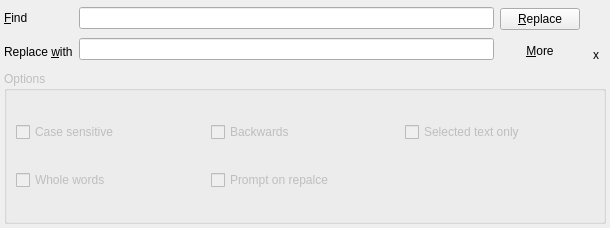
Before: the Qt Designer form tools/qtsourceview/demos/demo5/replaceform.ui in diegoiast/qtsourceview, drawn with Qt 5.
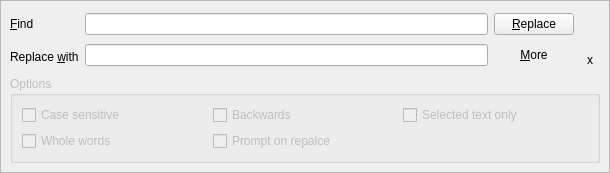
After: the same form once the commit is applied.

Commit message: - *.ui : main widgets are borderd inside a QFrame, lets see if this looks better on windows  - QsvTextOperationsWidget: when showing the search window, select all text. This when when use starts typing old text is deleted.  - QsvTextEditor: file name is saved inside new(), open()  - QsvTextEditor: file system watcher is working now. You get announced when the file is modified, or deleted.  - QsvTextEditor: clicking on labels in the message bar does something

Patch:
```diff
--- a/tools/qtsourceview/demos/demo5/replaceform.ui
+++ b/tools/qtsourceview/demos/demo5/replaceform.ui
@@ -7,9 +7,15 @@
     <x>0</x>
     <y>0</y>
     <width>610</width>
-    <height>228</height>
+    <height>173</height>
    </rect>
   </property>
+  <property name="sizePolicy">
+   <sizepolicy hsizetype="Preferred" vsizetype="MinimumExpanding">
+    <horstretch>0</horstretch>
+    <verstretch>0</verstretch>
+   </sizepolicy>
+  </property>
   <property name="windowTitle">
    <string>Form</string>
   </property>
@@ -20,9 +26,30 @@
    <property name="spacing">
     <number>-1</number>
    </property>
+   <property name="sizeConstraint">
+    <enum>QLayout::SetMaximumSize</enum>
+   </property>
    <property name="margin">
-    <number>4</number>
+    <number>0</number>
    </property>
+   <item>
+    <widget class="QFrame" name="frame">
+     <property name="sizePolicy">
+      <sizepolicy hsizetype="Preferred" vsizetype="Maximum">
+       <horstretch>0</horstretch>
+       <verstretch>0</verstretch>
+      </sizepolicy>
+     </property>
+     <property name="autoFillBackground">
+      <bool>true</bool>
+     </property>
+     <property name="frameShape">
+      <enum>QFrame::StyledPanel</enum>
+     </property>
+     <property name="frameShadow">
+      <enum>QFrame::Raised</enum>
+     </property>
+     <layout class="QVBoxLayout" name="verticalLayout_6">
    <item>
     <layout class="QHBoxLayout" name="horizontalLayout">
      <item>
@@ -172,6 +199,9 @@
         <property name="text">
          <string>Prompt on repalce</string>
         </property>
+          </widget>
+         </item>
+        </layout>
        </widget>
       </item>
      </layout>
```
Lines whose indentation alone changed are shown as unchanged. The commit also changes 4 other files.
